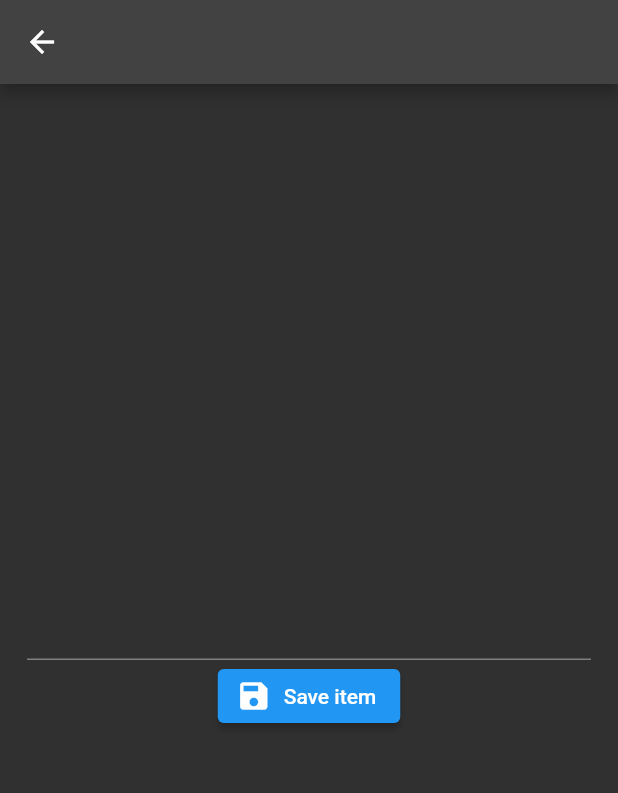
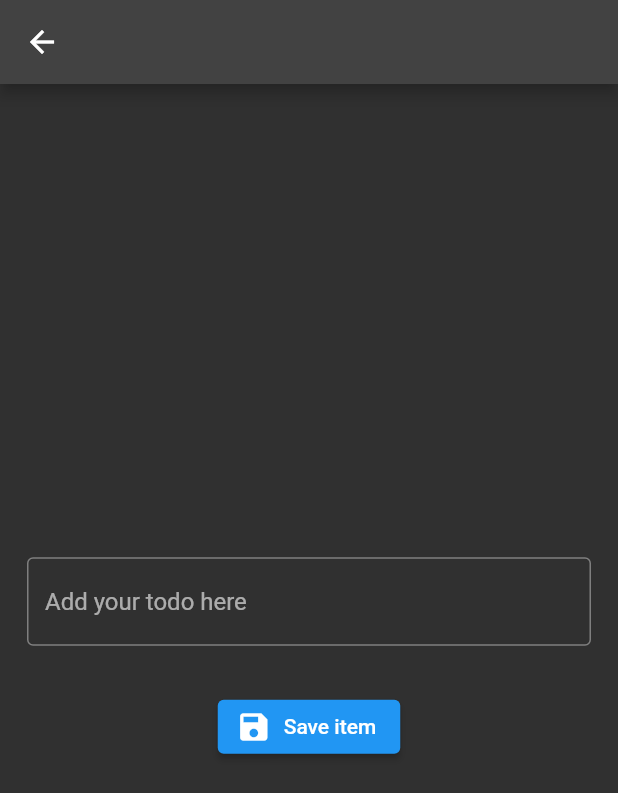
Before and after one commit to NickSereda/drift_demo, a Flutter app: the screen it shows after launch, after a tap on the "add" icon, on a phone screen of 412 x 824 dp. Shown: the top 793 px of the screen. Run offline on Flutter 3.47's test engine with Material 2 defaults, Android fonts, the phone set to English and light mode, and no system bars; our stand-ins replace bloc, drift, equatable, flutter_bloc; accounts and stored records are empty; generated files the repository leaves out were written again.

Commit message:
db methods add

```diff
--- a/lib/todos_module/application/bloc/todos_cubit.dart
+++ b/lib/todos_module/application/bloc/todos_cubit.dart
@@ -7,34 +7,39 @@ part 'todos_state.dart';
 
 class TodosCubit extends Cubit<TodosState> {
   TodosCubit()
-      : super(const TodosState(
-          todos: [],
-          status: Status.initial,
-        ));
+      : super(
+          const TodosState(
+            todos: [],
+            status: Status.initial,
+          ),
+        );
 
   final AppDb _appDb = AppDb();
 
   Future<void> fetchTodos() async {
-    // emit(state.copyWith(status: Status.updating));
+    emit(state.copyWith(status: Status.updating));
 
-    // final List<TodoData> todosData = await _appDb.getTodos();
-    // final List<TodoCompanion> todosCompanion =
-    //     todosData.map((e) => e.toCompanion(false)).toList();
-    // emit(state.copyWith(todos: todosCompanion, status: Status.updated));
+    final List<TodoData> todosData = await _appDb.getTodos();
+    final List<TodoCompanion> todosCompanion =
+        todosData.map((e) => e.toCompanion(false)).toList();
+    emit(state.copyWith(todos: todosCompanion, status: Status.updated));
   }
 
   Future<void> addTodo(TodoCompanion entity) async {
-     emit(state.copyWith(status: Status.updating));
+    emit(state.copyWith(status: Status.updating));
+
+    _appDb.addTodo(entity);
 
     emit(state.copyWith(todos: [
-      ...state.todos, entity,
+      ...state.todos,
+      entity,
     ], status: Status.updated));
   }
 
   Future<void> removeTodo(TodoCompanion entity) async {
     emit(state.copyWith(status: Status.updating));
 
-    // _appDb.removeTodo(entity.id.value);
+    _appDb.removeTodo(entity.id.value);
 
     List<TodoCompanion> todos = state.todos..remove(entity);
     emit(state.copyWith(todos: todos, status: Status.updated));
@@ -46,8 +51,11 @@ class TodosCubit extends Cubit<TodosState> {
   }) async {
     emit(state.copyWith(status: Status.updating));
 
-    final TodoCompanion updatedTodo =
-        state.todos[index].copyWith(isCompleted: Value(isCompleted!));
+
+    final TodoCompanion updatedTodo = state.todos[index].copyWith(isCompleted: Value(isCompleted!));
+
+    _appDb.updateTodo(updatedTodo);
+
     final List<TodoCompanion> todos = state.todos;
     todos[index] = updatedTodo;
 
--- a/lib/todos_module/domain/entities/todo_entity.dart
+++ b/lib/todos_module/domain/entities/todo_entity.dart
@@ -4,8 +4,7 @@ import 'package:drift/drift.dart';
 class Todo extends Table {
 
   IntColumn get id => integer().autoIncrement()();
-
   TextColumn get todoDescription => text().named("todo_description")();
-  BoolColumn get isCompleted => boolean().named("todo_description")();
+  BoolColumn get isCompleted => boolean().named("todo_completed")();
 
 }
--- a/lib/todos_module/infrastructure/services/database/app_db.dart
+++ b/lib/todos_module/infrastructure/services/database/app_db.dart
@@ -31,8 +31,8 @@ class AppDb extends _$AppDb {
     return await (select(todo)..where((tbl) => tbl.id.equals(id))).getSingle();
   }
 
-  Future<bool> updateTodo(TodoCompanion entity) async {
-    return await update(todo).replace(entity);
+  Future<bool> updateTodo(TodoCompanion newEntity) async {
+    return await update(todo).replace(newEntity);
   }
 
   Future<int> addTodo(TodoCompanion entity) async {
--- a/lib/todos_module/presentation/screens/add_todo_screen.dart
+++ b/lib/todos_module/presentation/screens/add_todo_screen.dart
@@ -40,6 +40,10 @@ class _AddTodoScreenState extends State<AddTodoScreen> {
             mainAxisAlignment: MainAxisAlignment.center,
             children: [
               TextFormField(
+                decoration: const InputDecoration(
+                  border: OutlineInputBorder(),
+                  hintText: 'Add your todo here',
+                ),
                 controller: _textEditingController,
                 validator: (value) {
                   if (value == null || value.isEmpty) {
@@ -48,6 +52,7 @@ class _AddTodoScreenState extends State<AddTodoScreen> {
                   return null;
                 },
               ),
+             const SizedBox(height: 30),
               ElevatedButton.icon(
                 onPressed: () {
                   if (_formKey.currentState!.validate()) {
```
Also changed, not shown: lib/todos_module/infrastructure/services/database/app_db.g.dart.
